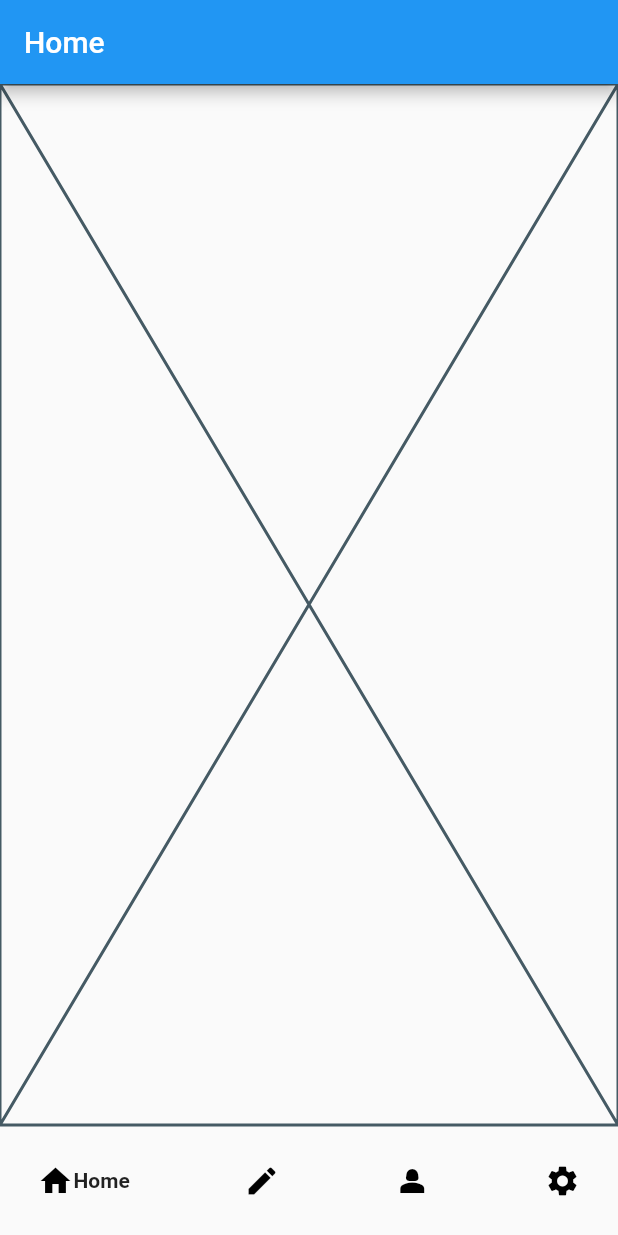
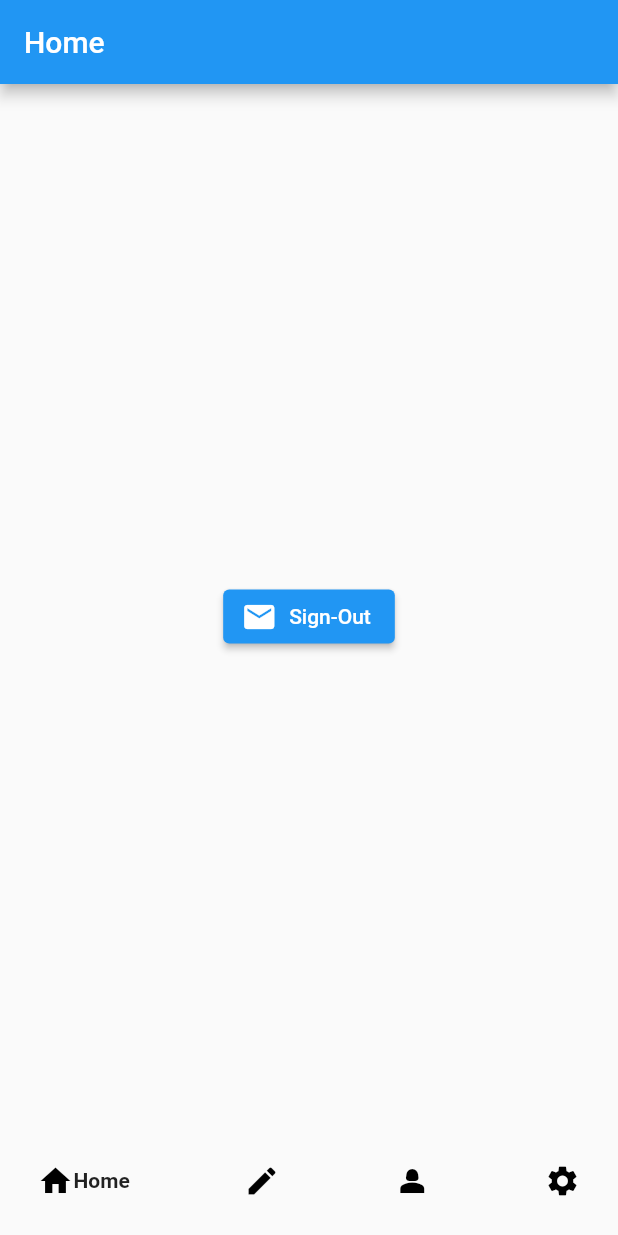
Before and after one commit to ankush-org/Vidyagama--GDSC-Solution-Challenge-2023, a Flutter app: the screen it shows once a user with an empty profile is signed in, on a phone screen of 412 x 824 dp. Run offline on Flutter 3.47's test engine with Material 2 defaults, Android fonts, the light colour scheme and no system bars; drawn by our look-alikes of google_nav_bar; our stand-ins replace firebase_auth, firebase_core, flutter_riverpod, go_router; accounts and stored records are empty; network calls fail.

Commit message:
Implemented sign-in, sign-out functionality

```diff
--- a/lib/Backend/Data/state_management.dart
+++ b/lib/Backend/Data/state_management.dart
@@ -3,6 +3,7 @@ import 'package:flutter_riverpod/flutter_riverpod.dart';
 //Auth
 final userEmail = StateProvider((ref) => 'null');
 final userPassword = StateProvider((ref) => 'null');
+final user = StateProvider((ref) => "");
 
 //Provider for handling the index of bottom navigation bar
 final bottomBarindexProvider = StateProvider((ref) => 0);
--- a/lib/Pages/Home/P3A_home.dart
+++ b/lib/Pages/Home/P3A_home.dart
@@ -1,3 +1,4 @@
+import 'package:firebase_auth/firebase_auth.dart';
 import 'package:flutter/material.dart';
 import 'package:flutter_riverpod/flutter_riverpod.dart';
 import 'package:go_router/go_router.dart';
@@ -14,6 +15,7 @@ class Home extends StatefulWidget {
 }
 
 class _HomeState extends State<Home> {
+  final homeUser = FirebaseAuth.instance.currentUser;
   @override
   Widget build(BuildContext context) {
     return WillPopScope(
@@ -24,7 +26,22 @@ class _HomeState extends State<Home> {
           automaticallyImplyLeading: false,
         ),
         //UI
-        body: Placeholder(),
+        body: Center(
+            child: Column(
+          mainAxisAlignment: MainAxisAlignment.center,
+          children: [
+            Text(homeUser!.email.toString()),
+            Padding(
+              padding: const EdgeInsets.all(2.0),
+              child: ElevatedButton.icon(
+                  onPressed: () {
+                    FirebaseAuth.instance.signOut();
+                  },
+                  icon: const Icon(Icons.email),
+                  label: const Text('Sign-Out')),
+            )
+          ],
+        )),
         //
         bottomNavigationBar: Consumer(
           builder: (context, ref, child) {
--- a/lib/TMP/Home/h01.dart
+++ b/lib/TMP/Home/h01.dart
@@ -1,3 +1,4 @@
+import 'package:firebase_auth/firebase_auth.dart';
 import 'package:flutter/material.dart';
 import 'package:flutter_riverpod/flutter_riverpod.dart';
 import 'package:go_router/go_router.dart';
@@ -26,8 +27,8 @@ class _h01State extends State<h01> {
             Padding(
               padding: const EdgeInsets.only(left: 22, top: 50),
               child: RichText(
-                text: const TextSpan(
-                  text: "Hello, Ankush !",
+                text: TextSpan(
+                  // text: ,
                   style: TextStyle(
                     color: Colors.black87,
                     fontSize: 40,
--- a/lib/main.dart
+++ b/lib/main.dart
@@ -17,20 +17,28 @@ Future main() async {
   );
 }
 
+final navigatorKey = GlobalKey<NavigatorState>(); //used for nav auth
+
 class BaseMaterialApp extends StatelessWidget {
   const BaseMaterialApp({super.key});
 
   @override
   Widget build(BuildContext context) {
     return MaterialApp(
+      navigatorKey: navigatorKey,
       debugShowCheckedModeBanner: false,
       home: StreamBuilder<User?>(
         stream: FirebaseAuth.instance.authStateChanges(),
         builder: (context, snapshot) {
           if (snapshot.hasData) {
-            return Home();
+            return const Home();
+          } else if (snapshot.connectionState == ConnectionState.waiting) {
+            return const Center(child: CircularProgressIndicator());
+          } else if (snapshot.hasError) {
+            return const Center(child: Text(("errer")));
+          } else {
+            return const InitPage();
           }
-          return InitPage();
         },
       ),
     );
```
Also changed, not shown: lib/Pages/Auth/P0_startup.dart (+23 -3 lines).
